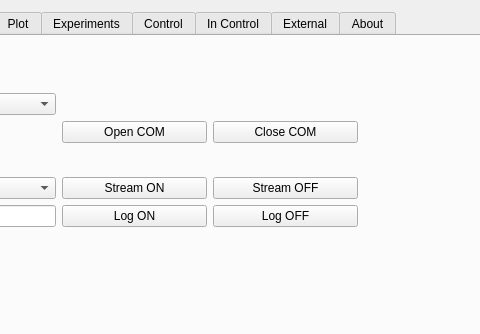
First picture: the form in execute-gui-1/mainwindow.ui, repository JFDuval/FlexSEA, before the edit; both pictures show x 380 to 860 and y 0 to 334 of the 1024 by 768 pixel window.
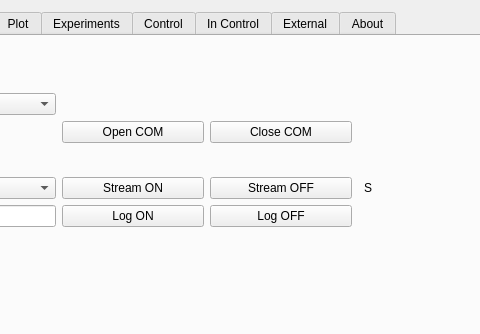
Second picture: the form after the edit. The open tabs and pages were chosen to show the change. Custom widgets are drawn as their Qt base class.

Commit message: New stream status indicator (color)

```diff
--- a/execute-gui-1/mainwindow.ui
+++ b/execute-gui-1/mainwindow.ui
@@ -350,6 +350,34 @@
          </property>
         </widget>
        </item>
+       <item row="4" column="4">
+        <widget class="QLabel" name="label_stream_status">
+         <property name="sizePolicy">
+          <sizepolicy hsizetype="Fixed" vsizetype="Minimum">
+           <horstretch>0</horstretch>
+           <verstretch>0</verstretch>
+          </sizepolicy>
+         </property>
+         <property name="minimumSize">
+          <size>
+           <width>20</width>
+           <height>0</height>
+          </size>
+         </property>
+         <property name="baseSize">
+          <size>
+           <width>30</width>
+           <height>0</height>
+          </size>
+         </property>
+         <property name="text">
+          <string>S</string>
+         </property>
+         <property name="alignment">
+          <set>Qt::AlignCenter</set>
+         </property>
+        </widget>
+       </item>
       </layout>
      </widget>
     </widget>
```
Left out of the diff: 2 changed lines with no effect on the pictures. The commit also changes 3 other files.
